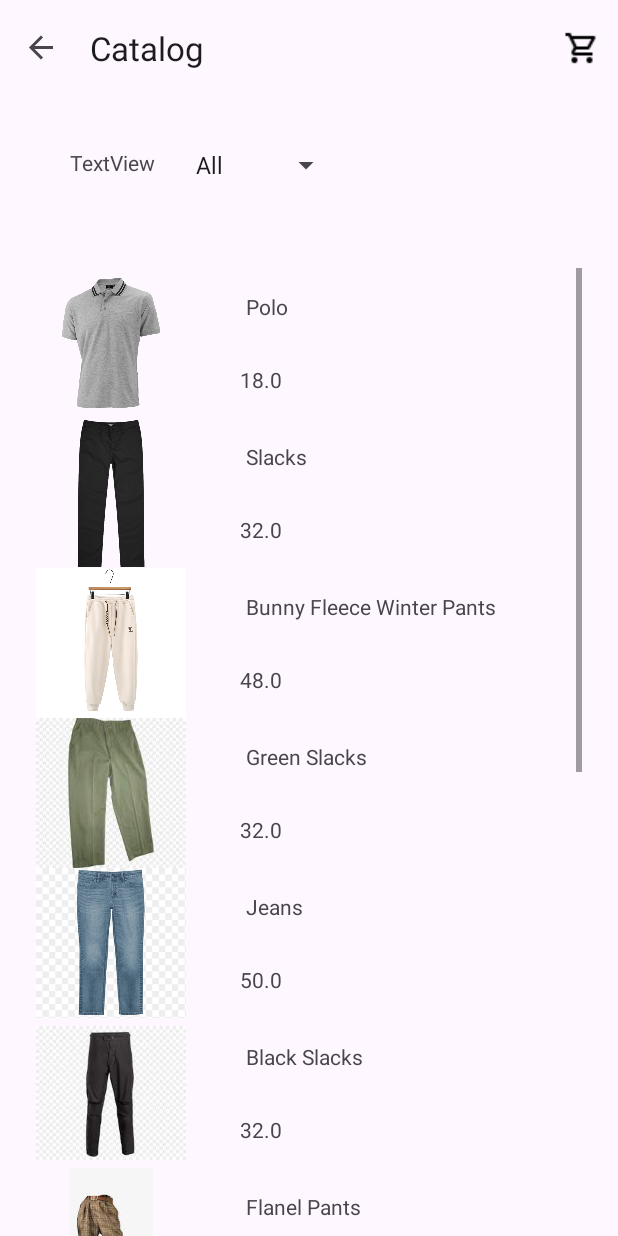
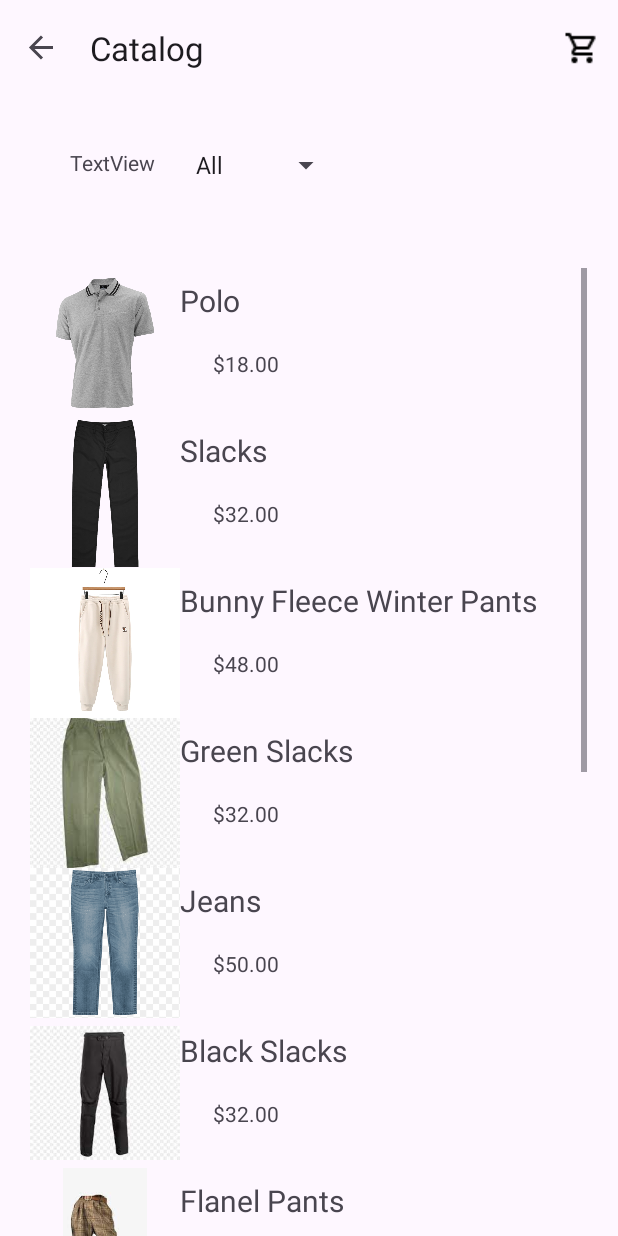
Before and after one commit to danbergeron3/Le-Shop, an Android app: the CatalogFragment screen opened through its navigation route, on a phone screen of 412 x 824 dp. Run offline under Robolectric (Android 15) with nearby library versions, the phone set to English and light mode, and no system bars; our stand-ins replace navigation-ui.

Commit message:
Update for Item Button Appearance

```diff
--- a/app/src/main/java/com/mobileapp/le_shop/ItemButton.java
+++ b/app/src/main/java/com/mobileapp/le_shop/ItemButton.java
@@ -12,6 +12,8 @@ import android.view.LayoutInflater;
 import android.view.View;
 import android.widget.ImageView;
 import android.widget.TextView;
+
+import java.util.Locale;
 
 public class ItemButton extends ConstraintLayout {
     private ImageView itemImage;
@@ -43,12 +45,12 @@ public class ItemButton extends ConstraintLayout {
     //you can use null for attrs if you want, just declare an itemButton as new ItemButton, pass in the resource value as for imgResource
     //then do currentLayout.addView(itemButton) after initializing
     public ItemButton(Context context, AttributeSet attrs, int imageResource, String itemName,
-                      String itemPrice, int itemIDNum, int action) {
+                      float itemPrice, int itemIDNum, int action) {
         super(context, attrs);
         init(context, action);
         setItemImage(imageResource);
         setItemName(itemName);
-        setItemPrice(itemPrice);
+        setItemPrice(String.format(Locale.US, "$%.2f", itemPrice));
         setItemIDNum(itemIDNum);
     }
 
--- a/app/src/main/java/com/mobileapp/le_shop/Populate.java
+++ b/app/src/main/java/com/mobileapp/le_shop/Populate.java
@@ -35,7 +35,7 @@ public class Populate {
         for(ShopItem item: allItems) {
             Log.d("POPULATE_DEBUG", "making item" + item.getName());
             ItemButton itemButton = new ItemButton(parent.getContext(), null, item.getImageResourceId(fragmentContext),
-                    item.getName(), Float.toString(item.getPrice()), item.getId(), action);
+                    item.getName(), item.getPrice(), item.getId(), action);
             parent.addView(itemButton);
         }
     }
@@ -60,7 +60,7 @@ public class Populate {
         for(ShopItem item: allPants) {
             Log.d("POPULATE_DEBUG", "making item" + item.getName());
             ItemButton itemButton = new ItemButton(parent.getContext(), null, item.getImageResourceId(fragmentContext),
-                    item.getName(), Float.toString(item.getPrice()), item.getId(), action);
+                    item.getName(), item.getPrice(), item.getId(), action);
             parent.addView(itemButton);
         }
     }
@@ -83,7 +83,7 @@ public class Populate {
         for(ShopItem item: allShirts) {
             Log.d("POPULATE_DEBUG", "making item" + item.getName());
             ItemButton itemButton = new ItemButton(parent.getContext(), null, item.getImageResourceId(fragmentContext),
-                    item.getName(), Float.toString(item.getPrice()), item.getId(), action);
+                    item.getName(), item.getPrice(), item.getId(), action);
             parent.addView(itemButton);
         }
     }
@@ -133,7 +133,7 @@ public class Populate {
         for(ShopItem item: features) {
             Log.d("POPULATE_DEBUG", "making item" + item.getName());
             ItemButton itemButton = new ItemButton(parent.getContext(), null, item.getImageResourceId(fragmentContext),
-                    item.getName(), Float.toString(item.getPrice()), item.getId(), action);
+                    item.getName(), item.getPrice(), item.getId(), action);
             parent.addView(itemButton);
         }
     }
--- a/app/src/main/res/layout/item_button.xml
+++ b/app/src/main/res/layout/item_button.xml
@@ -1,7 +1,7 @@
 <?xml version="1.0" encoding="utf-8"?>
-<androidx.constraintlayout.widget.ConstraintLayout
-    xmlns:android="http://schemas.android.com/apk/res/android"
+<androidx.constraintlayout.widget.ConstraintLayout xmlns:android="http://schemas.android.com/apk/res/android"
     xmlns:app="http://schemas.android.com/apk/res-auto"
+    xmlns:tools="http://schemas.android.com/tools"
     android:layout_width="match_parent"
     android:layout_height="wrap_content"
 
@@ -20,26 +20,42 @@
 
     <TextView
         android:id="@+id/itemName"
-        android:layout_width="221dp"
-        android:layout_height="33dp"
+        android:layout_width="271dp"
+        android:layout_height="wrap_content"
         android:layout_alignTop="@id/itemImage"
-        android:layout_marginStart="40dp"
-        android:layout_marginTop="16dp"
         android:layout_toEndOf="@id/itemImage"
         android:text="@string/placeholderItemName"
-        app:layout_constraintStart_toEndOf="@+id/itemImage"
+        android:textSize="20sp"
+        app:layout_constraintBottom_toTopOf="@+id/guideline9"
+        app:layout_constraintEnd_toEndOf="parent"
+        app:layout_constraintStart_toStartOf="@+id/guideline8"
         app:layout_constraintTop_toTopOf="parent" />
 
     <TextView
         android:id="@+id/itemPrice"
         android:layout_width="228dp"
-        android:layout_height="19dp"
+        android:layout_height="wrap_content"
         android:layout_below="@id/itemName"
-        android:layout_marginStart="36dp"
-        android:layout_marginBottom="16dp"
         android:layout_toEndOf="@id/itemImage"
         android:text="@string/placeholderItemPrice"
         app:layout_constraintBottom_toBottomOf="parent"
-        app:layout_constraintStart_toEndOf="@+id/itemImage" />
+        app:layout_constraintEnd_toEndOf="parent"
+        app:layout_constraintStart_toStartOf="@+id/guideline8"
+        app:layout_constraintTop_toBottomOf="@+id/itemName"
+        app:layout_constraintVertical_bias="0.41000003" />
+
+    <androidx.constraintlayout.widget.Guideline
+        android:id="@+id/guideline8"
+        android:layout_width="wrap_content"
+        android:layout_height="wrap_content"
+        android:orientation="vertical"
+        app:layout_constraintGuide_begin="100dp" />
+
+    <androidx.constraintlayout.widget.Guideline
+        android:id="@+id/guideline9"
+        android:layout_width="wrap_content"
+        android:layout_height="wrap_content"
+        android:orientation="horizontal"
+        app:layout_constraintGuide_begin="43dp" />
 
 </androidx.constraintlayout.widget.ConstraintLayout>
```
